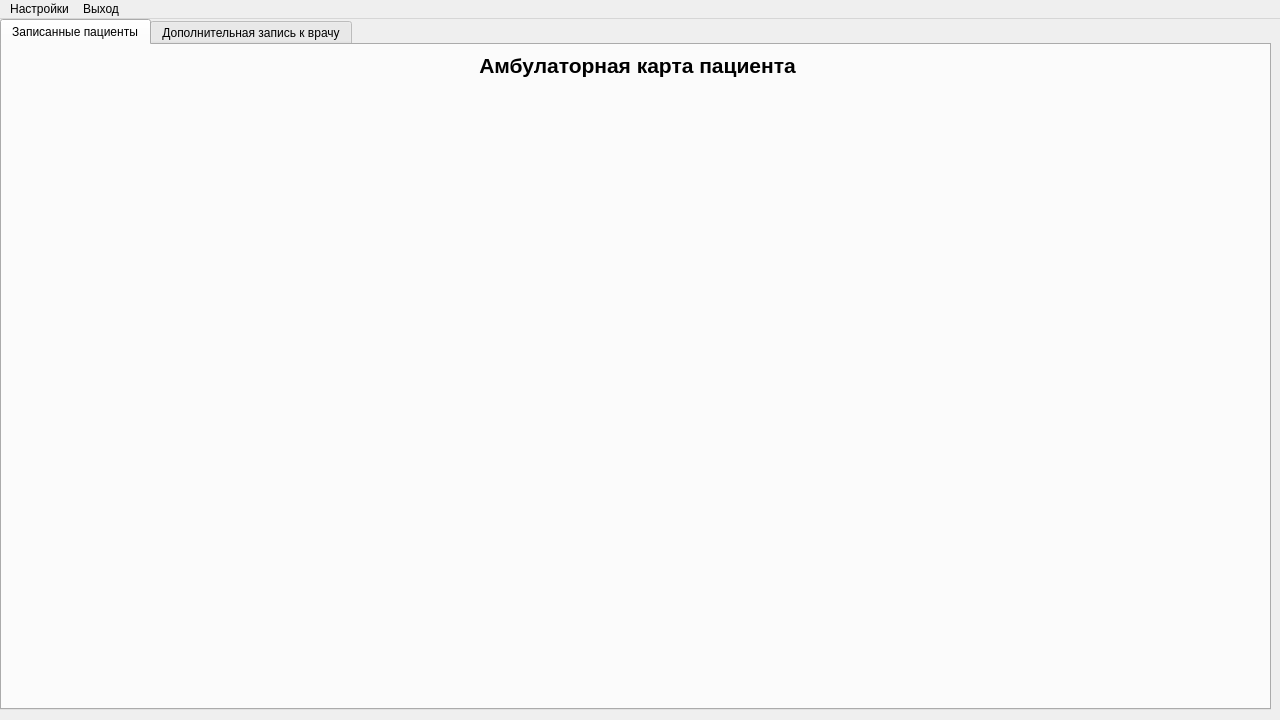
Qt form 6th-semester/software-architecture/src/View/ApplicationViewUi.ui (theseChains/uni-assignments) before a commit.
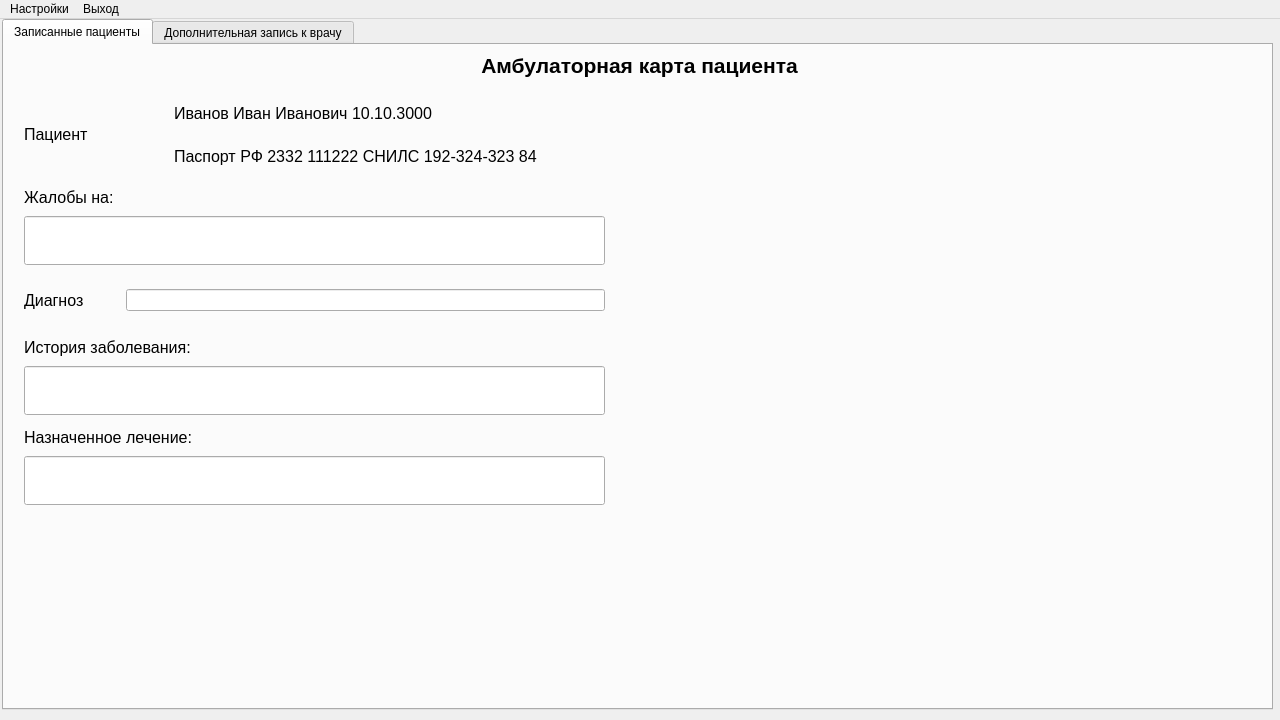
The same form after that commit. The open tabs and pages were chosen to show the change.

```diff
--- a/6th-semester/software-architecture/src/View/ApplicationViewUi.ui
+++ b/6th-semester/software-architecture/src/View/ApplicationViewUi.ui
@@ -17,7 +17,7 @@
    <widget class="QStackedWidget" name="UserStackedWidget">
     <property name="geometry">
      <rect>
-      <x>0</x>
+      <x>2</x>
       <y>0</y>
       <width>1280</width>
       <height>720</height>
@@ -3761,6 +3761,152 @@
            </item>
           </layout>
          </widget>
+         <widget class="QWidget" name="horizontalLayoutWidget_40">
+          <property name="geometry">
+           <rect>
+            <x>20</x>
+            <y>50</y>
+            <width>581</width>
+            <height>80</height>
+           </rect>
+          </property>
+          <layout class="QHBoxLayout" name="horizontalLayout_154" stretch="1,3">
+           <item>
+            <widget class="QLabel" name="label_103">
+             <property name="text">
+              <string>&lt;html&gt;&lt;head/&gt;&lt;body&gt;&lt;p&gt;&lt;span style=&quot; font-size:12pt;&quot;&gt;Пациент&lt;/span&gt;&lt;/p&gt;&lt;/body&gt;&lt;/html&gt;</string>
+             </property>
+            </widget>
+           </item>
+           <item>
+            <layout class="QVBoxLayout" name="verticalLayout_28">
+             <item>
+              <widget class="QLabel" name="label_126">
+               <property name="text">
+                <string>&lt;html&gt;&lt;head/&gt;&lt;body&gt;&lt;p&gt;&lt;span style=&quot; font-size:12pt;&quot;&gt;Иванов Иван Иванович 10.10.3000&lt;/span&gt;&lt;/p&gt;&lt;/body&gt;&lt;/html&gt;</string>
+               </property>
+              </widget>
+             </item>
+             <item>
+              <widget class="QLabel" name="label_127">
+               <property name="text">
+                <string>&lt;html&gt;&lt;head/&gt;&lt;body&gt;&lt;p&gt;&lt;span style=&quot; font-size:12pt;&quot;&gt;Паспорт РФ 2332 111222 СНИЛС 192-324-323 84&lt;/span&gt;&lt;/p&gt;&lt;/body&gt;&lt;/html&gt;</string>
+               </property>
+              </widget>
+             </item>
+            </layout>
+           </item>
+          </layout>
+         </widget>
+         <widget class="QWidget" name="verticalLayoutWidget_13">
+          <property name="geometry">
+           <rect>
+            <x>20</x>
+            <y>140</y>
+            <width>581</width>
+            <height>80</height>
+           </rect>
+          </property>
+          <layout class="QVBoxLayout" name="verticalLayout_30" stretch="1,2">
+           <item>
+            <widget class="QLabel" name="label_128">
+             <property name="text">
+              <string>&lt;html&gt;&lt;head/&gt;&lt;body&gt;&lt;p&gt;&lt;span style=&quot; font-size:12pt;&quot;&gt;Жалобы на:&lt;/span&gt;&lt;/p&gt;&lt;/body&gt;&lt;/html&gt;</string>
+             </property>
+            </widget>
+           </item>
+           <item>
+            <widget class="QLineEdit" name="lineEdit_49">
+             <property name="sizePolicy">
+              <sizepolicy hsizetype="Expanding" vsizetype="Preferred">
+               <horstretch>0</horstretch>
+               <verstretch>0</verstretch>
+              </sizepolicy>
+             </property>
+            </widget>
+           </item>
+          </layout>
+         </widget>
+         <widget class="QWidget" name="horizontalLayoutWidget_47">
+          <property name="geometry">
+           <rect>
+            <x>20</x>
+            <y>230</y>
+            <width>581</width>
+            <height>51</height>
+           </rect>
+          </property>
+          <layout class="QHBoxLayout" name="horizontalLayout_156" stretch="1,5">
+           <item>
+            <widget class="QLabel" name="label_129">
+             <property name="text">
+              <string>&lt;html&gt;&lt;head/&gt;&lt;body&gt;&lt;p&gt;&lt;span style=&quot; font-size:12pt;&quot;&gt;Диагноз&lt;/span&gt;&lt;/p&gt;&lt;/body&gt;&lt;/html&gt;</string>
+             </property>
+            </widget>
+           </item>
+           <item>
+            <widget class="QLineEdit" name="lineEdit_50"/>
+           </item>
+          </layout>
+         </widget>
+         <widget class="QWidget" name="verticalLayoutWidget_14">
+          <property name="geometry">
+           <rect>
+            <x>20</x>
+            <y>290</y>
+            <width>581</width>
+            <height>80</height>
+           </rect>
+          </property>
+          <layout class="QVBoxLayout" name="verticalLayout_31" stretch="1,2">
+           <item>
+            <widget class="QLabel" name="label_130">
+             <property name="text">
+              <string>&lt;html&gt;&lt;head/&gt;&lt;body&gt;&lt;p&gt;&lt;span style=&quot; font-size:12pt;&quot;&gt;История заболевания:&lt;/span&gt;&lt;/p&gt;&lt;/body&gt;&lt;/html&gt;</string>
+             </property>
+            </widget>
+           </item>
+           <item>
+            <widget class="QLineEdit" name="lineEdit_53">
+             <property name="sizePolicy">
+              <sizepolicy hsizetype="Expanding" vsizetype="Preferred">
+               <horstretch>0</horstretch>
+               <verstretch>0</verstretch>
+              </sizepolicy>
+             </property>
+            </widget>
+           </item>
+          </layout>
+         </widget>
+         <widget class="QWidget" name="verticalLayoutWidget_15">
+          <property name="geometry">
+           <rect>
+            <x>20</x>
+            <y>380</y>
+            <width>581</width>
+            <height>80</height>
+           </rect>
+          </property>
+          <layout class="QVBoxLayout" name="verticalLayout_34" stretch="1,2">
+           <item>
+            <widget class="QLabel" name="label_131">
+             <property name="text">
+              <string>&lt;html&gt;&lt;head/&gt;&lt;body&gt;&lt;p&gt;&lt;span style=&quot; font-size:12pt;&quot;&gt;Назначенное лечение:&lt;/span&gt;&lt;/p&gt;&lt;/body&gt;&lt;/html&gt;</string>
+             </property>
+            </widget>
+           </item>
+           <item>
+            <widget class="QLineEdit" name="lineEdit_54">
+             <property name="sizePolicy">
+              <sizepolicy hsizetype="Expanding" vsizetype="Preferred">
+               <horstretch>0</horstretch>
+               <verstretch>0</verstretch>
+              </sizepolicy>
+             </property>
+            </widget>
+           </item>
+          </layout>
+         </widget>
         </widget>
        </widget>
       </widget>
```
Left out of the diff: 16 changed lines with no effect on the pictures.
